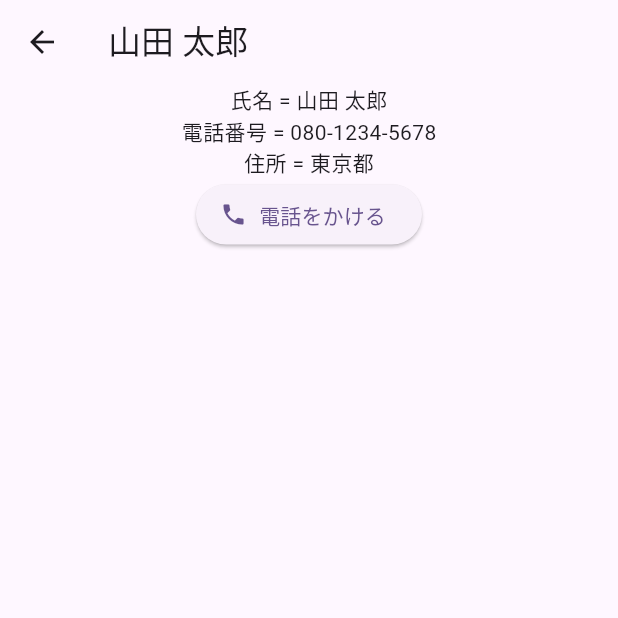
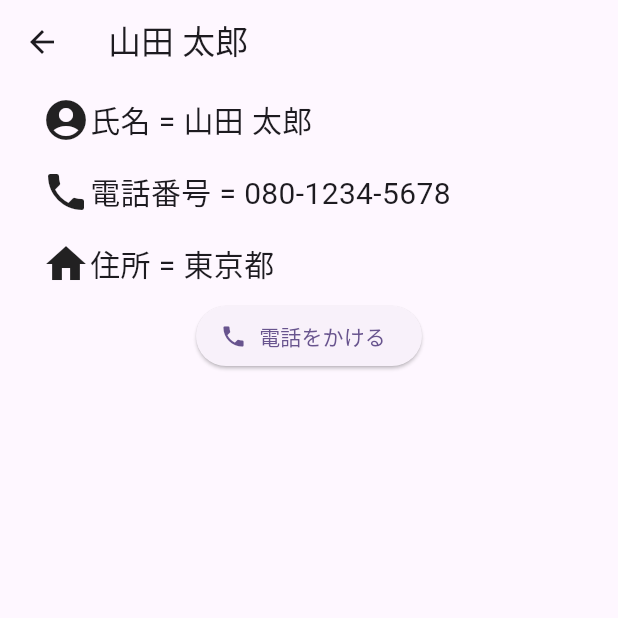
Before and after one commit to riku-yokoyama/flutter_lesson6, a Flutter app: the screen it shows after launch, after a tap on "山田 太郎", on a phone screen of 412 x 824 dp, the top half of it. Run offline on Flutter 3.47's test engine with Material 3 defaults, Android fonts, the phone set to English and light mode, and no system bars.

Commit message:
詳細画面から電話をかける画面への遷移と遷移先画面を作成。次回はこれらの処理を共通処理を共通ウィジェットにまとめて、フォルダ構成も見直す

```diff
--- a/lib/main.dart
+++ b/lib/main.dart
@@ -1,3 +1,5 @@
+import 'dart:ui';
+
 import 'package:flutter/material.dart';
 
 void main() {
@@ -102,15 +104,59 @@ class DetailPage extends StatelessWidget {
       body: Center(
         child: Column(
           children: [
-            Text('氏名 = ${contact['name']}'),
-            Text('電話番号 = ${contact['number']}'),
-            Text('住所 = ${contact['address']}'),
+            Padding(
+              padding: const EdgeInsets.all(8.0),
+              child: Row(
+                mainAxisAlignment: MainAxisAlignment.start,
+                children: [
+                  SizedBox(width: 20),
+                  Icon(Icons.account_circle, size: 32),
+                  Text(
+                    '氏名 = ${contact['name']}',
+                    style: TextStyle(fontSize: 20),
+                  ),
+                ],
+              ),
+            ),
+            Padding(
+              padding: const EdgeInsets.all(8.0),
+              child: Row(
+                mainAxisAlignment: MainAxisAlignment.start,
+                children: [
+                  SizedBox(width: 20),
+                  Icon(Icons.phone, size: 32),
+                  Text(
+                    '電話番号 = ${contact['number']}',
+                    style: TextStyle(fontSize: 20),
+                  ),
+                ],
+              ),
+            ),
+            Padding(
+              padding: const EdgeInsets.all(8.0),
+              child: Row(
+                mainAxisAlignment: MainAxisAlignment.start,
+                children: [
+                  SizedBox(width: 20),
+                  Icon(Icons.home, size: 32),
+                  Text(
+                    '住所 = ${contact['address']}',
+                    style: TextStyle(fontSize: 20),
+                  ),
+                ],
+              ),
+            ),
             // 電話アイコン付きボタン
             ElevatedButton.icon(
-              onPressed: () {},
               // ★　Icons.phoneはウィジェットではないのでIconウィジェットの引数として渡す
               icon: Icon(Icons.phone),
               label: Text('電話をかける'),
+              onPressed: () {
+                // 電話をかけるボタン押下時の処理
+                Navigator.push(context, MaterialPageRoute(builder: (context) {
+                  return CallPage(contact: contact);
+                }));
+              },
             )
           ],
         ),
@@ -118,3 +164,71 @@ class DetailPage extends StatelessWidget {
     );
   }
 }
+
+/**
+ * 電話画面（電話をかけるボタンを押した際の遷移先画面）
+ */
+class CallPage extends StatelessWidget {
+  const CallPage({super.key, required this.contact});
+
+  // 電話帳情報を格納するMap
+  final Map<String, String> contact;
+
+  @override
+  Widget build(BuildContext context) {
+    // サイズボックス
+    const size = SizedBox(height: 90);
+    return Scaffold(
+      appBar: AppBar(),
+      body: Center(
+        child: Column(
+          children: [
+            // 氏名
+            Text(
+              '${contact['name']}',
+              style: TextStyle(fontSize: 35),
+            ),
+            // 電話番号
+            Text(
+              '${contact['number']}',
+              style: TextStyle(fontSize: 17),
+            ),
+            size,
+            // 横並びに丸画像を並べる
+            Row(
+              mainAxisAlignment: MainAxisAlignment.spaceEvenly,
+              children: [
+                CircleAvatar(
+                  radius: 35,
+                  child: Icon(Icons.mic_off),
+                ),
+                CircleAvatar(
+                  radius: 35,
+                  child: Icon(Icons.keyboard_alt_outlined),
+                ),
+                CircleAvatar(
+                  radius: 35,
+                  child: Icon(Icons.phone_disabled_sharp),
+                ),
+              ],
+            ),
+            size,
+            size,
+            ElevatedButton(
+              onPressed: () {},
+              child: Icon(
+                Icons.phone_missed_sharp,
+                size: 29,
+                color: Colors.white,
+              ),
+              style: ElevatedButton.styleFrom(
+                  shape: const CircleBorder(),
+                  padding: const EdgeInsets.all(25),
+                  backgroundColor: Colors.red),
+            )
+          ],
+        ),
+      ),
+    );
+  }
+}
```
